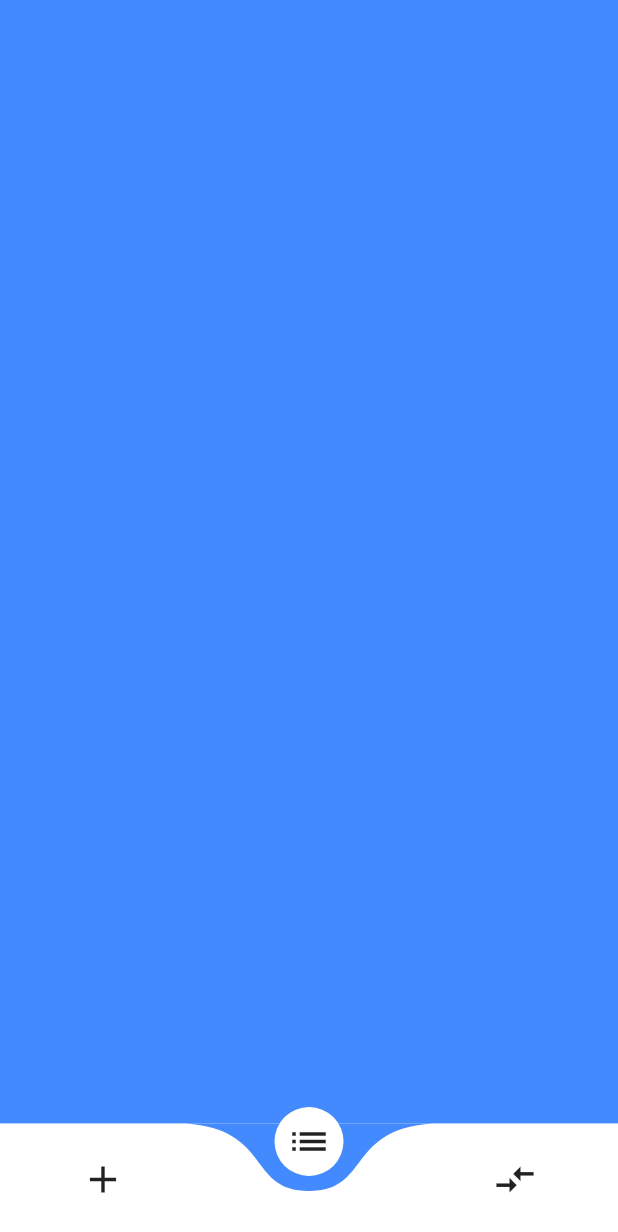
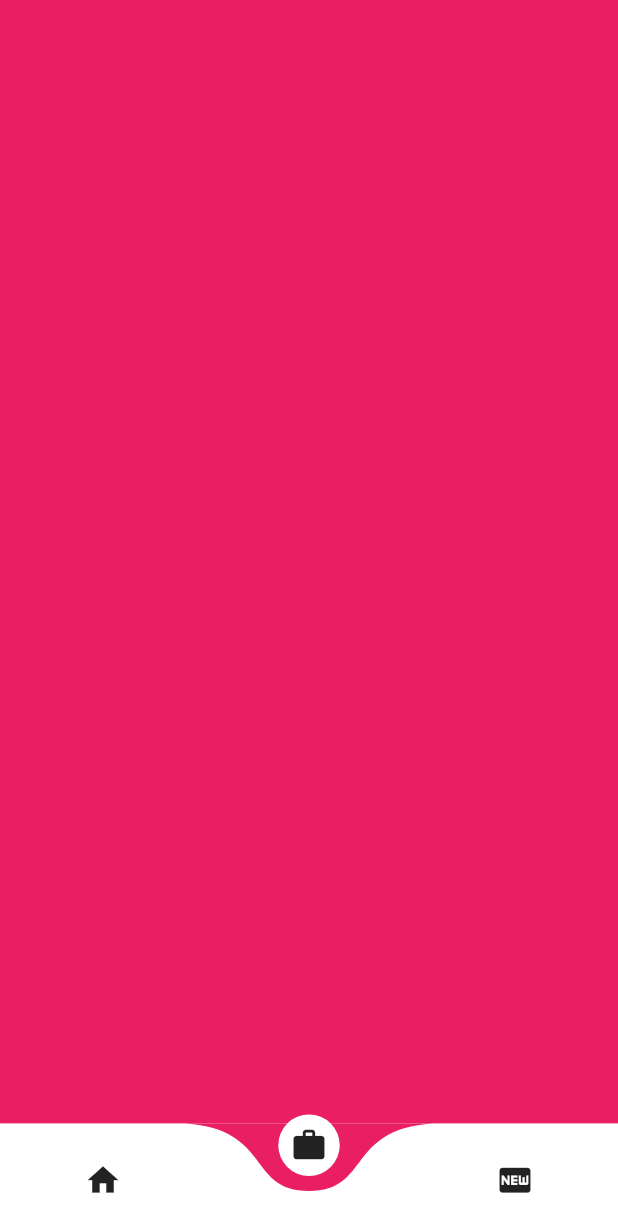
Before and after one commit to qazqaz12378/wanAndroid_flutterTest, a Flutter app: the Home_Page screen opened directly, item 2 of the bottom bar chosen, on a phone screen of 412 x 824 dp. Shown: the top 1232 px of the screen. Run offline on Flutter 3.47's test engine with Material 2 defaults, Android fonts, the phone set to English and light mode, and no system bars; drawn by our look-alikes of curved_navigation_bar; our stand-ins replace cookie_jar, dio, dio_cookie_manager.

Commit message:
修改登录错误

```diff
--- a/lib/main.dart
+++ b/lib/main.dart
@@ -1,6 +1,6 @@
 import 'package:flutter/material.dart';
 import 'ui/Login_page.dart';
-
+import 'ui/Home_page.dart';
 void main() => runApp(MyApp());
 
 class MyApp extends StatelessWidget {
@@ -21,7 +21,7 @@ class MyApp extends StatelessWidget {
         // is not restarted.
         primarySwatch: Colors.blue,
       ),
-      home: LoginPage(),
+      home: Home_Page(),//LoginPage(),
     );
   }
 }
--- a/lib/service/HttpUtil.dart
+++ b/lib/service/HttpUtil.dart
@@ -11,7 +11,7 @@ class HttpUtil{
   Dio dio;
   BaseOptions options;
   CancelToken cancelToken = CancelToken();
-  PersistCookieJar cookieJar = PersistCookieJar();
+  PersistCookieJar cookieJar;
   static HttpUtil getInstance(){
     if(instance == null) instance = HttpUtil();
     return instance;
--- a/lib/ui/Home_page.dart
+++ b/lib/ui/Home_page.dart
@@ -1,26 +1,67 @@
 import 'package:flutter/material.dart';
 import 'package:curved_navigation_bar/curved_navigation_bar.dart';
+
 class Home_Page extends StatefulWidget {
   @override
   _Home_PageState createState() => _Home_PageState();
 }
 
-class _Home_PageState extends State<Home_Page> {
+class _Home_PageState extends State<Home_Page>
+    with SingleTickerProviderStateMixin {
+  int _page = 0;
+  GlobalKey _bottomNavihationKey = GlobalKey();
+  TabController tabController;
+  List colors = [Colors.blue, Colors.pink, Colors.orange];
+  @override
+  void initState() {
+    // TODO: implement initState
+    super.initState();
+    tabController = TabController(vsync: this, length: 3)
+      ..addListener(() {
+        setState(() {
+          _page = tabController.index;
+        });
+      });
+  }
+
   @override
   Widget build(BuildContext context) {
     return Scaffold(
       bottomNavigationBar: CurvedNavigationBar(
-        backgroundColor: Colors.blueAccent,
+        key: _bottomNavihationKey,
+        index: _page,
+        backgroundColor: colors[_page],
+        //height: 50.0,
         items: <Widget>[
-          Icon(Icons.add,size:30.0),
-          Icon(Icons.list,size:30.0),
-          Icon(Icons.compare_arrows,size: 30.0),
+          Icon(Icons.home, size: 25.0),
+          Icon(Icons.work, size: 25.0),
+          Icon(Icons.fiber_new, size: 25.0)
         ],
-        onTap: (index){
 
+        animationDuration: Duration(milliseconds: 500),
+        onTap: (index) {
+          setState(() {
+            _page = index;
+          });
+          tabController.animateTo(index,
+              duration: Duration(milliseconds: 300), curve: Curves.ease);
         },
       ),
-      body: Container(color: Colors.blueAccent,),
+      body: TabBarView(
+        controller: tabController,
+        physics: NeverScrollableScrollPhysics(),
+        children: <Widget>[
+          Container(
+            color: colors[0],
+          ),
+          Container(
+            color: colors[1],
+          ),
+          Container(
+            color: colors[2],
+          )
+        ],
+      ),
     );
   }
 }
--- a/lib/ui/Login_page.dart
+++ b/lib/ui/Login_page.dart
@@ -61,8 +61,8 @@ class _LoginPageState extends State<LoginPage> {
                       _userPassController.text.length != 0) {
                     // SendLogin(_userNameController.text,_userPassController.text);
                     var data = {
-                      'username': _userNameController,
-                      'password': _userPassController
+                      'username': _userNameController.text,
+                      'password': _userPassController.text
                     };
                    HttpUtil.getInstance().request(api.HttpApiData.LOGIN, data: data).then((value) {
                       var data = json.decode(value.toString());
```
